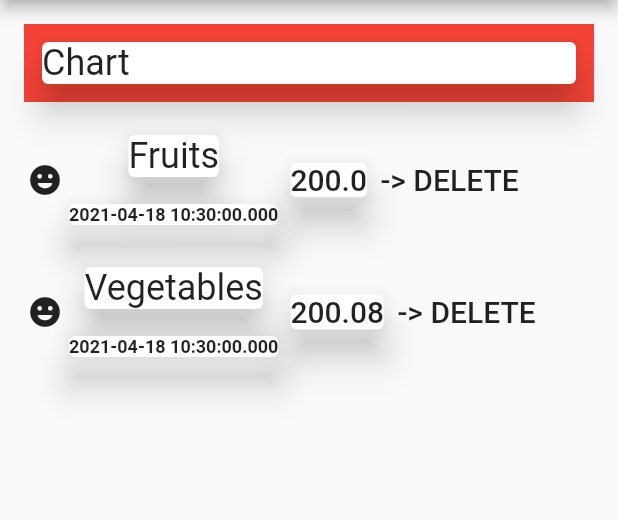
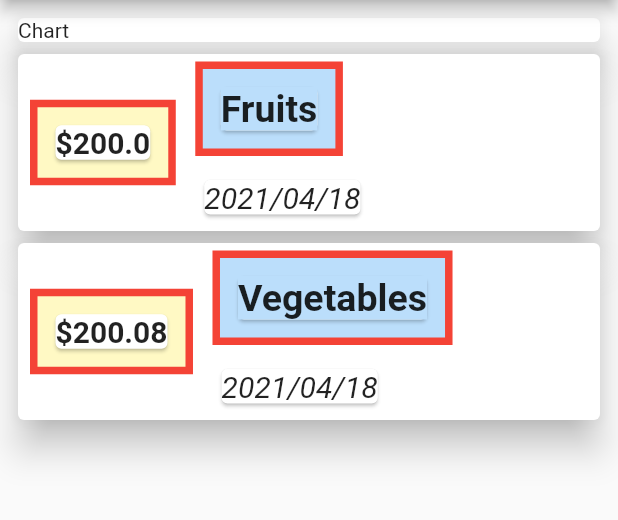
Before and after one commit to sanjibsinha/expense_list, a Flutter app: the screen it shows after launch, on a phone screen of 412 x 824 dp, the part 84-604 px from its top. Run offline on Flutter 3.47's test engine with Material 2 defaults, Android fonts, the phone set to English and light mode, and no system bars.

Commit message:
revamping the design

```diff
--- a/lib/views/expense_first_page.dart
+++ b/lib/views/expense_first_page.dart
@@ -1,6 +1,6 @@
 import 'package:flutter/material.dart';
-import 'package:expense_list/models/expense_list.dart';
-import 'package:flutter/src/widgets/container.dart';
+import 'package:intl/intl.dart';
+import '../models/expense_list.dart';
 
 class ExpenseFirstPage extends StatelessWidget {
   ExpenseFirstPage({Key key}) : super(key: key);
@@ -27,71 +27,97 @@ class ExpenseFirstPage extends StatelessWidget {
         padding: EdgeInsets.all(8),
         children: [
           Container(
-            width: double.infinity,
-            margin: EdgeInsets.all(8),
-            padding: EdgeInsets.all(8),
-            color: Theme.of(context).accentColor,
             child: Card(
-              child: Text(
-                'Chart',
-                style: Theme.of(context).textTheme.headline5,
-              ),
+              child: Text('Chart'),
               elevation: 10,
             ),
           ),
-          Column(
-            crossAxisAlignment: CrossAxisAlignment.center,
-            children: expenseList.map((expense) {
-              return Container(
-                margin: EdgeInsets.all(5),
-                padding: EdgeInsets.all(5),
-                child: Row(
-                  mainAxisAlignment: MainAxisAlignment.end,
-                  children: [
-                    Icon(Icons.insert_emoticon_rounded),
-                    Column(
+          Container(
+            child: Column(
+              children: expenseList.map((e) {
+                return Column(
+                  crossAxisAlignment: CrossAxisAlignment.start,
                   children: [
                     Card(
-                          child: Text(
-                            '${expense.title}',
-                            style: Theme.of(context).textTheme.headline5,
+                      elevation: 10,
+                      child: Row(
+                        children: [
+                          displayAmount(e),
+                          displayTaskAndDate(e),
+                        ],
                       ),
-                          elevation: 10,
                     ),
-                        SizedBox(
-                          height: 10,
+                  ],
+                );
+              }).toList(),
             ),
-                        Card(
-                          child: Text('${expense.date.toString()}',
-                              style: TextStyle(
-                                fontSize: 12.0,
-                                fontWeight: FontWeight.bold,
-                              )),
-                          elevation: 10,
           ),
         ],
       ),
-                    Card(
+    );
+  }
+
+  Column displayTaskAndDate(ExpenseList e) {
+    return Column(
+      crossAxisAlignment: CrossAxisAlignment.start,
+      children: [
+        Container(
+          margin: EdgeInsets.all(5),
+          padding: EdgeInsets.all(8),
+          decoration: BoxDecoration(
+            color: Colors.blue[100],
+            border: Border.all(
+              color: Colors.red,
+              width: 5,
+            ),
+          ),
+          child: Card(
             child: Text(
-                        '${expense.amount.toString()}',
-                        style: Theme.of(context).textTheme.headline6,
+              '${e.title}',
+              style: TextStyle(
+                  fontSize: 25,
+                  fontWeight: FontWeight.bold,
+                  backgroundColor: Colors.blue[100]),
             ),
-                      elevation: 10,
           ),
-                    Expanded(
+        ),
+        Container(
+          margin: EdgeInsets.all(2),
+          padding: EdgeInsets.all(5),
+          child: Card(
             child: Text(
-                        ' -> DELETE',
-                        softWrap: false,
-                        overflow: TextOverflow.fade,
-                        style: Theme.of(context).textTheme.headline6,
+              DateFormat('yyyy/MM/dd').format(e.date),
+              style: TextStyle(
+                fontSize: 20,
+                fontWeight: FontWeight.normal,
+                fontStyle: FontStyle.italic,
               ),
-                    )
-                  ],
             ),
-              );
-            }).toList(),
+          ),
         ),
       ],
+    );
+  }
+
+  Container displayAmount(ExpenseList e) {
+    return Container(
+      margin: EdgeInsets.all(8),
+      padding: EdgeInsets.all(8),
+      decoration: BoxDecoration(
+        color: Colors.yellow[100],
+        border: Border.all(
+          color: Colors.red,
+          width: 5,
+        ),
+      ),
+      child: Card(
+        child: Text(
+          '\$${e.amount}',
+          style: TextStyle(
+            fontSize: 20,
+            fontWeight: FontWeight.bold,
+          ),
+        ),
       ),
     );
   }
--- a/pubspec.yaml
+++ b/pubspec.yaml
@@ -23,6 +23,7 @@ environment:
 dependencies:
   flutter:
     sdk: flutter
+  intl: ^0.17.0
 
 
   # The following adds the Cupertino Icons font to your application.
```
Also changed, not shown: pubspec.lock. Lines whose indentation alone changed are shown as unchanged.
